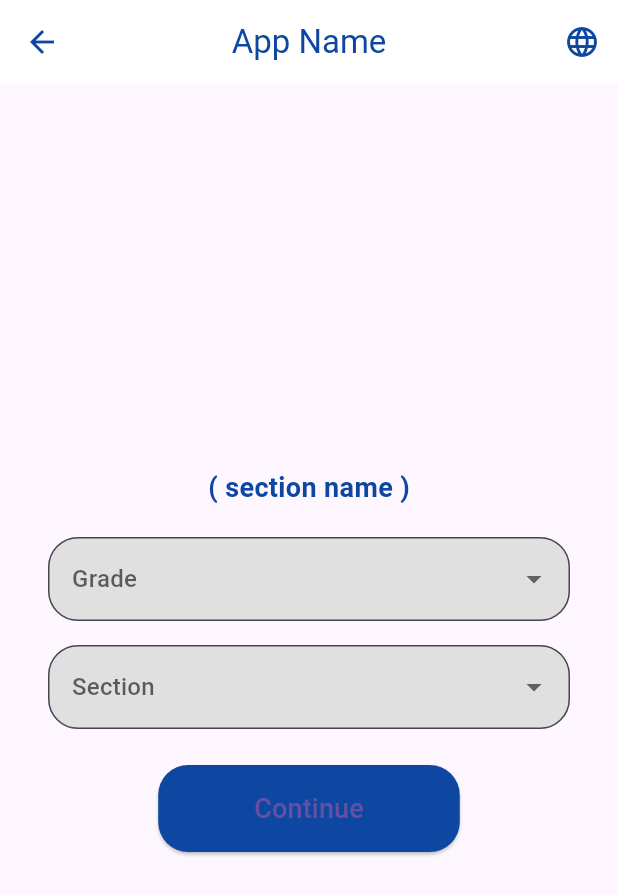
After one commit to abolambA/NearSchool, a Flutter app: the PrimaryClassSelectionScreen screen opened directly, on a phone screen of 412 x 824 dp. The commit adds this screen. Shown: the top 895 px of the screen. Run offline on Flutter 3.47's test engine with Material 3 defaults, Android fonts, the phone set to English and light mode, and no system bars; our stand-ins replace firebase_core; accounts and stored records are empty.

Commit message:
first commit

```diff
--- /dev/null
+++ b/lib/arabic_screens/screens/primary_class_selecting copy.dart
@@ -0,0 +1,112 @@
+import 'package:flutter/material.dart';
+
+class PrimaryClassSelectionScreen extends StatefulWidget {
+  @override
+  _PrimaryClassSelectionScreenState createState() => _PrimaryClassSelectionScreenState();
+}
+
+class _PrimaryClassSelectionScreenState extends State<PrimaryClassSelectionScreen> {
+  String? selectedGrade;
+  String? selectedSection;
+
+  final List<String> grades = ['Grade 1', 'Grade 2', 'Grade 3', 'Grade 4'];
+  final List<String> sections = ['Section 1', 'Section 2', 'Section 3'];
+
+  @override
+  Widget build(BuildContext context) {
+    return Scaffold(
+      appBar: AppBar(
+        title: Text('App Name', style: TextStyle(color: Colors.blue[900])),
+        backgroundColor: Colors.white,
+        elevation: 0,
+        centerTitle: true,
+        leading: IconButton(
+          icon: Icon(Icons.arrow_back, color: Colors.blue[900]),
+          onPressed: () {
+            Navigator.pop(context);
+          },
+        ),
+        actions: [
+          IconButton(
+            icon: Icon(Icons.language, color: Colors.blue[900]),
+            onPressed: () {},
+          ),
+        ],
+      ),
+      body: Padding(
+        padding: const EdgeInsets.symmetric(horizontal: 32.0),
+        child: Column(
+          mainAxisAlignment: MainAxisAlignment.center,
+          children: [
+            Text(
+              '( section name )',
+              style: TextStyle(
+                fontSize: 18,
+                fontWeight: FontWeight.bold,
+                color: Colors.blue[900],
+              ),
+            ),
+            SizedBox(height: 20),
+            DropdownButtonFormField<String>(
+              decoration: InputDecoration(
+                filled: true,
+                fillColor: Colors.grey[300],
+                border: OutlineInputBorder(
+                  borderRadius: BorderRadius.circular(20),
+                ),
+              ),
+              hint: Text('Grade'),
+              value: selectedGrade,
+              onChanged: (newValue) {
+                setState(() {
+                  selectedGrade = newValue;
+                });
+              },
+              items: grades.map((grade) {
+                return DropdownMenuItem(
+                  value: grade,
+                  child: Text(grade),
+                );
+              }).toList(),
+            ),
+            SizedBox(height: 16),
+            DropdownButtonFormField<String>(
+              decoration: InputDecoration(
+                filled: true,
+                fillColor: Colors.grey[300],
+                border: OutlineInputBorder(
+                  borderRadius: BorderRadius.circular(20),
+                ),
+              ),
+              hint: Text('Section'),
+              value: selectedSection,
+              onChanged: (newValue) {
+                setState(() {
+                  selectedSection = newValue;
+                });
+              },
+              items: sections.map((section) {
+                return DropdownMenuItem(
+                  value: section,
+                  child: Text(section),
+                );
+              }).toList(),
+            ),
+            SizedBox(height: 24),
+            ElevatedButton(
+              style: ElevatedButton.styleFrom(
+                backgroundColor: Colors.blue[900],
+                shape: RoundedRectangleBorder(
+                  borderRadius: BorderRadius.circular(20),
+                ),
+                padding: EdgeInsets.symmetric(vertical: 16.0, horizontal: 64.0),
+              ),
+              onPressed: () {},
+              child: Text('Continue', style: TextStyle(fontSize: 18)),
+            ),
+          ],
+        ),
+      ),
+    );
+  }
+}
```
Also changed, not shown: lib/arabic_screens/screens/home_screen.dart (+5 -4 lines), lib/arabic_screens/screens/middle_class_selecting.dart (renamed from lib/arabic_screens/screens/class_selecting.dart, +5 -5 lines), lib/arabic_screens/screens/secondary_class_selecting.dart (added, +112 -0 lines).
